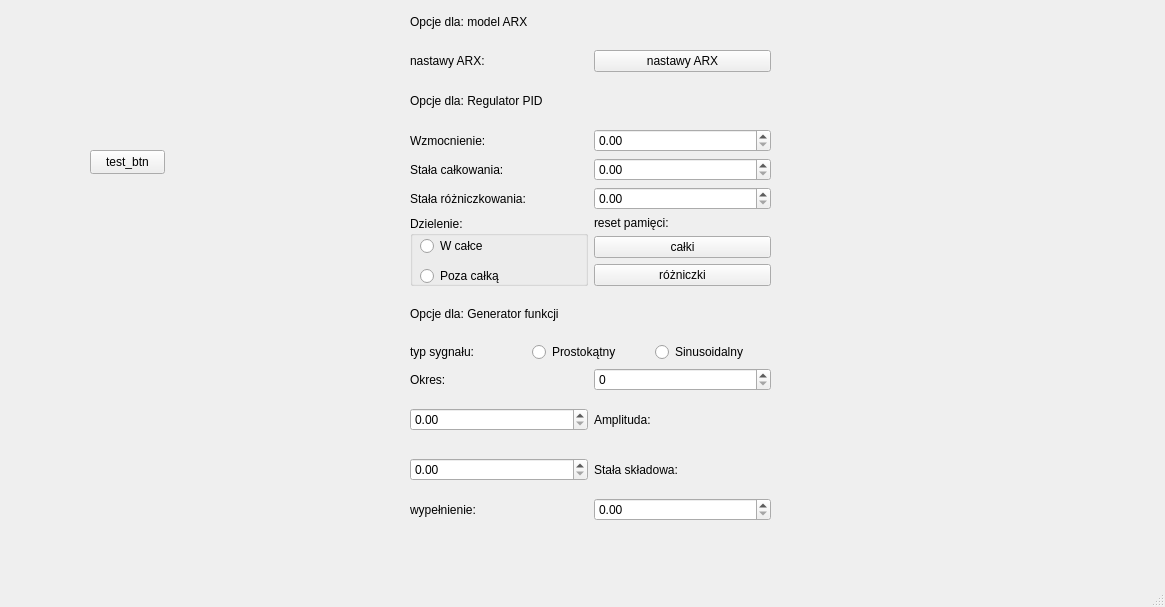
bSek316303/Symulator-UAR, file mainwindow.ui: the form before one commit.
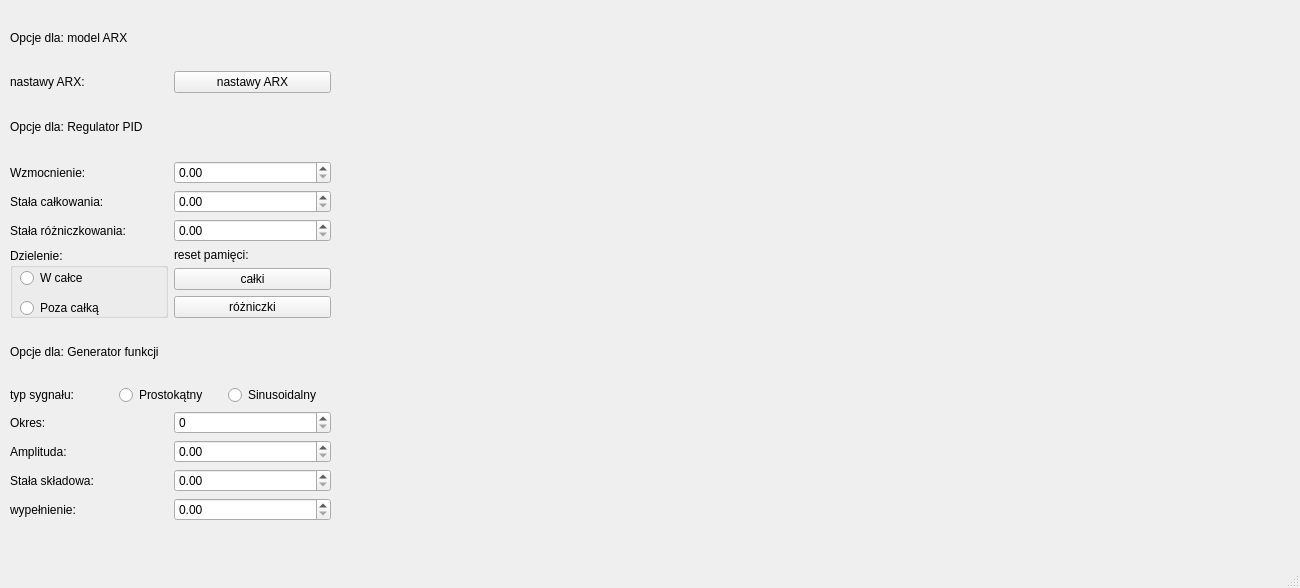
The form after the commit.

```diff
--- a/mainwindow.ui
+++ b/mainwindow.ui
@@ -6,8 +6,8 @@
    <rect>
     <x>0</x>
     <y>0</y>
-    <width>1165</width>
-    <height>607</height>
+    <width>1300</width>
+    <height>588</height>
    </rect>
   </property>
   <property name="windowTitle">
@@ -17,10 +17,10 @@
    <widget class="QWidget" name="verticalLayoutWidget">
     <property name="geometry">
      <rect>
-      <x>410</x>
-      <y>0</y>
-      <width>361</width>
-      <height>521</height>
+      <x>10</x>
+      <y>10</y>
+      <width>321</width>
+      <height>511</height>
      </rect>
     </property>
     <layout class="QVBoxLayout" name="verticalLayout_2">
@@ -208,9 +208,6 @@
      </item>
      <item>
       <layout class="QHBoxLayout" name="horizontalLayout_8">
-       <item>
-        <widget class="QDoubleSpinBox" name="spbbx_amplituda"/>
-       </item>
        <item>
         <widget class="QLabel" name="lbl_amplituda">
          <property name="text">
@@ -218,13 +215,13 @@
          </property>
         </widget>
        </item>
+       <item>
+        <widget class="QDoubleSpinBox" name="spbbx_amplituda"/>
+       </item>
       </layout>
      </item>
      <item>
       <layout class="QHBoxLayout" name="horizontalLayout_9">
-       <item>
-        <widget class="QDoubleSpinBox" name="spnbx_stala_skladowa"/>
-       </item>
        <item>
         <widget class="QLabel" name="lbl_stala_skladowa">
          <property name="text">
@@ -232,6 +229,9 @@
          </property>
         </widget>
        </item>
+       <item>
+        <widget class="QDoubleSpinBox" name="spnbx_stala_skladowa"/>
+       </item>
       </layout>
      </item>
      <item>
@@ -250,18 +250,16 @@
      </item>
     </layout>
    </widget>
-   <widget class="QPushButton" name="btn_test">
+   <widget class="QWidget" name="verticalLayoutWidget_2">
     <property name="geometry">
      <rect>
-      <x>90</x>
-      <y>150</y>
-      <width>75</width>
-      <height>24</height>
+      <x>329</x>
+      <y>9</y>
+      <width>951</width>
+      <height>511</height>
      </rect>
     </property>
-    <property name="text">
-     <string>test_btn</string>
-    </property>
+    <layout class="QVBoxLayout" name="chart_layout"/>
    </widget>
   </widget>
   <widget class="QMenuBar" name="menubar">
```
Left out of the diff: 4 changed lines with no effect on the pictures.
